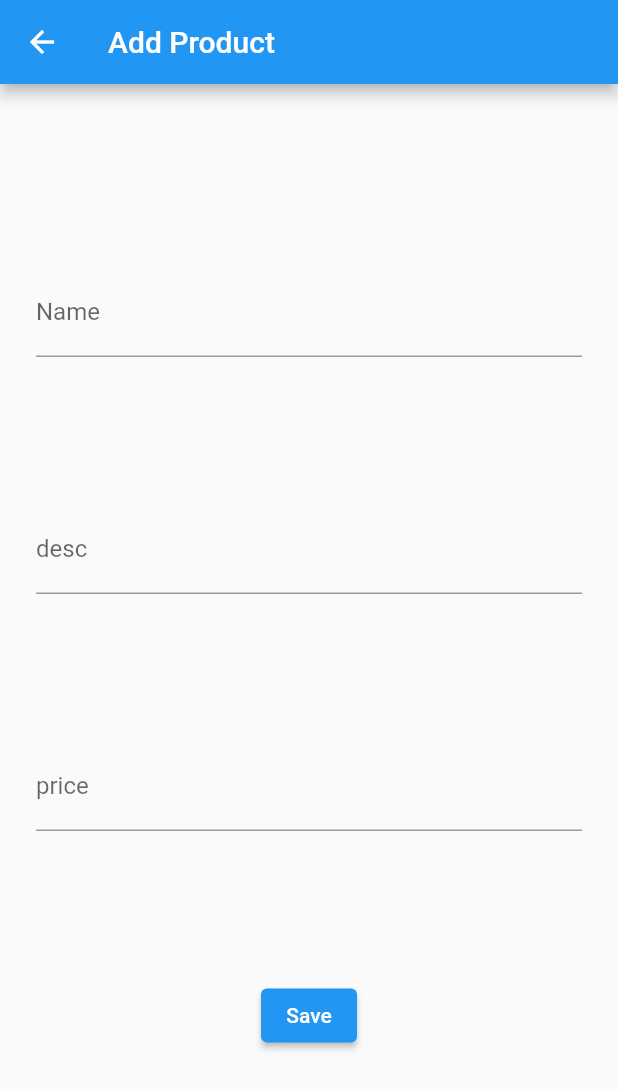
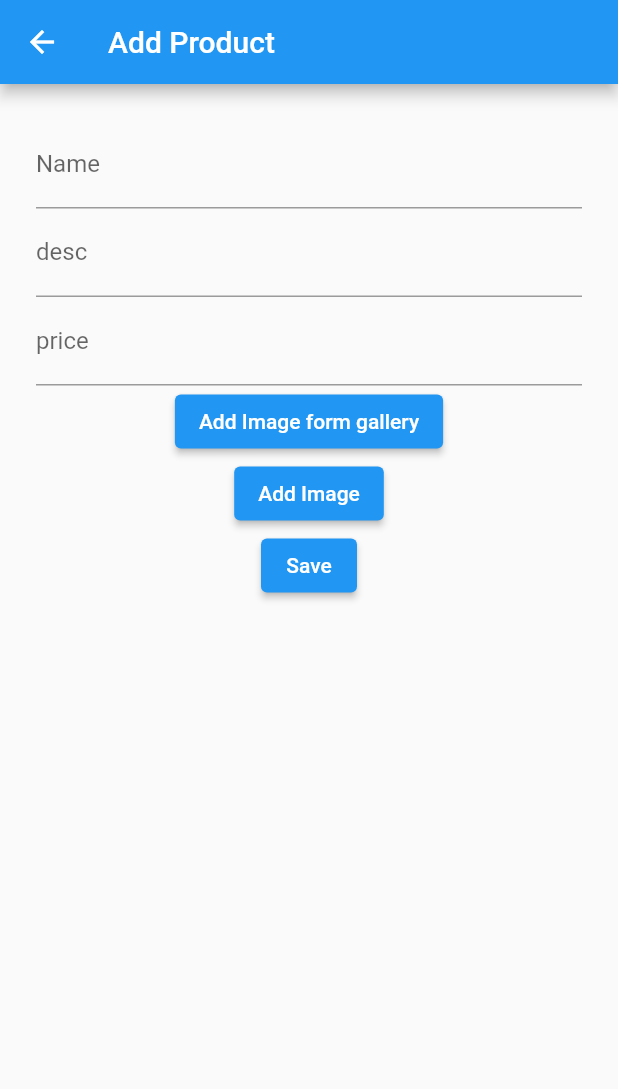
Before and after one commit to FaxriddinAbdumajidov31072003/auth_login-1, a Flutter app: the AddProductPage screen opened directly, on a phone screen of 412 x 824 dp. Shown: the top 1089 px of the screen. Run offline on Flutter 3.47's test engine with Material 2 defaults, Android fonts, the phone set to English and light mode, and no system bars; our stand-ins replace cloud_firestore, firebase_auth, firebase_core, firebase_storage, google_sign_in, image_picker and 1 more; accounts and stored records are empty.

Commit message:
-set up fireStore

```diff
--- a/lib/add_product.dart
+++ b/lib/add_product.dart
@@ -1,7 +1,11 @@
+import 'dart:io';
+
 import 'package:auth_login/get_product.dart';
 import 'package:auth_login/product_model.dart';
 import 'package:cloud_firestore/cloud_firestore.dart';
+import 'package:firebase_storage/firebase_storage.dart';
 import 'package:flutter/material.dart';
+import 'package:image_picker/image_picker.dart';
 
 class AddProductPage extends StatefulWidget {
   const AddProductPage({Key? key}) : super(key: key);
@@ -15,6 +19,9 @@ class _AddProductPageState extends State<AddProductPage> {
   final TextEditingController descController = TextEditingController();
   final TextEditingController priceController = TextEditingController();
   final FirebaseFirestore firestore = FirebaseFirestore.instance;
+  final ImagePicker _picker = ImagePicker();
+  String? imagePath;
+  bool isLoading = false;
 
   @override
   Widget build(BuildContext context) {
@@ -24,9 +31,13 @@ class _AddProductPageState extends State<AddProductPage> {
       ),
       body: Padding(
         padding: const EdgeInsets.all(24.0),
+        child: SingleChildScrollView(
           child: Column(
             mainAxisAlignment: MainAxisAlignment.spaceEvenly,
             children: [
+              imagePath == null
+                  ? SizedBox.shrink()
+                  : Image.file(File(imagePath!)),
               TextFormField(
                 controller: nameController,
                 decoration: InputDecoration(labelText: "Name"),
@@ -43,22 +54,56 @@ class _AddProductPageState extends State<AddProductPage> {
                 ),
               ),
               ElevatedButton(
-                onPressed: () {
+                  onPressed: () async {
+                    final XFile? image =
+                        await _picker.pickImage(source: ImageSource.gallery);
+                    imagePath = image?.path;
+                    setState(() {});
+                  },
+                  child: const Text("Add Image form gallery")),
+              ElevatedButton(
+                  onPressed: () async {
+                    final XFile? photo =
+                        await _picker.pickImage(source: ImageSource.camera);
+                    imagePath = photo?.path;
+                    setState(() {});
+                  },
+                  child: const Text("Add Image")),
+              ElevatedButton(
+                  onPressed: () async {
+                    isLoading = true;
+                    setState(() {});
+                    final storageRef = FirebaseStorage.instance.ref().child("productImage/${DateTime.now().toString()}");
+                    await storageRef.putFile(File(imagePath ?? ""));
+
+                    String url = await storageRef.getDownloadURL();
+
                     firestore
                         .collection("product")
                         .add(ProductModel(
                                 name: nameController.text.toLowerCase(),
                                 desc: descController.text,
-                      price: double.tryParse(priceController.text) ?? 0)
+                                price:
+                                    double.tryParse(priceController.text) ?? 0,
+                                image: url)
                             .toJson())
                         .then((value) {
-                    Navigator.pushAndRemoveUntil(context, MaterialPageRoute(
-                        builder: (_) => const GetProductPage()), (
-                        route) => false);
+                      isLoading = false;
+                      setState(() {});
+                      Navigator.pushAndRemoveUntil(
+                          context,
+                          MaterialPageRoute(
+                              builder: (_) => const GetProductPage()),
+                          (route) => false);
                     });
                   },
-                child: Text("Save"))
+                  child: isLoading
+                      ? CircularProgressIndicator(
+                          color: Colors.white,
+                        )
+                      : Text("Save"))
             ],
+          ),
         ),
       ),
     );
--- a/lib/get_product.dart
+++ b/lib/get_product.dart
@@ -23,15 +23,17 @@ class _GetProductPageState extends State<GetProductPage> {
     if(text == null){
       data = await fireStore.collection("product").get();
     }else{
+
       data = await fireStore
           .collection("product")
           .orderBy("name")
           .startAt([text.toLowerCase()]).endAt(["${text.toLowerCase()}\uf8ff"]).get();
     }
+    print( data?.docs.length);
     list.clear();
-    data?.docs.forEach((element) {
+    for (var element in data?.docs ?? []) {
       list.add(ProductModel.fromJson(element));
-    });
+    }
     isLoading = false;
     setState(() {});
   }
@@ -73,6 +75,7 @@ class _GetProductPageState extends State<GetProductPage> {
                         ),
                         child: Column(
                           children: [
+                            Image.network(list[index].image ?? ""),
                             Text("${list[index].name.substring(0, 1).toUpperCase()}${list[index].name.substring(1)}"),
                             Text(list[index].desc),
                             Text(list[index].price.toString()),
--- a/lib/product_model.dart
+++ b/lib/product_model.dart
@@ -3,16 +3,25 @@ import 'package:cloud_firestore/cloud_firestore.dart';
 class ProductModel {
   final String name;
   final String desc;
+  final String? image;
   final num price;
 
-  ProductModel({required this.name, required this.desc, required this.price});
+  ProductModel({
+    required this.name,
+    required this.desc,
+    required this.price,
+    required this.image,
+  });
 
   factory ProductModel.fromJson(QueryDocumentSnapshot data) {
     return ProductModel(
-        name: data["name"], desc: data["desc"], price: data["price"]);
+        name: data["name"],
+        desc: data["desc"],
+        price: data["price"],
+        image: data["image"]);
   }
 
   toJson() {
-    return {"name": name, "desc": desc, "price": price};
+    return {"name": name, "desc": desc, "price": price, "image": image};
   }
 }
--- a/pubspec.yaml
+++ b/pubspec.yaml
@@ -41,6 +41,8 @@ dependencies:
   google_sign_in: ^5.4.3
   sms_autofill: ^2.2.0
   cloud_firestore: ^4.3.1
+  firebase_storage: ^11.0.10
+  image_picker: ^0.8.6+1
 
 dev_dependencies:
   flutter_test:
```
Also changed, not shown: pubspec.lock, 2 other files. Lines whose indentation alone changed are shown as unchanged.
